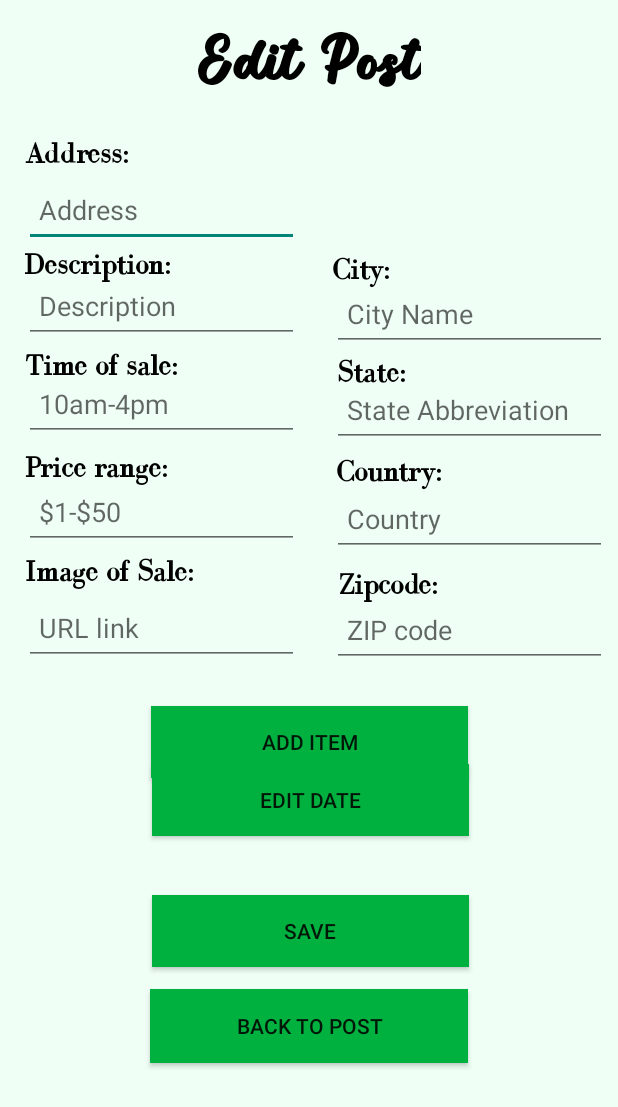
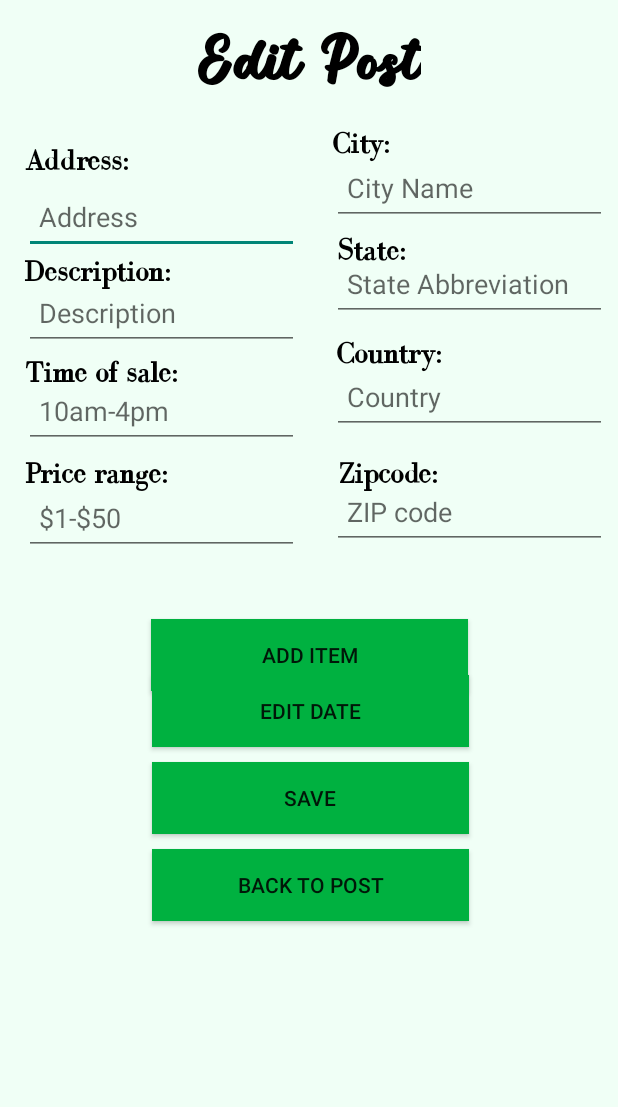
Before and after one commit to mbedford001/GarageSaleFinder-maria-topfork, an Android app: the EditPost screen opened directly, with no data from a screen before it, on a phone screen of 412 x 824 dp. Shown: the top 1107 px of the screen. Run offline under Robolectric (Android 15) with nearby library versions, the phone set to English and light mode, and no system bars; network calls fail.

Commit message:
changed edit and creat post pagess

```diff
--- a/app/src/main/res/layout/activity_createpost.xml
+++ b/app/src/main/res/layout/activity_createpost.xml
@@ -295,35 +295,6 @@
         app:layout_constraintStart_toStartOf="parent"
         app:layout_constraintTop_toTopOf="@+id/price" />
 
-    <TextView
-        android:id="@+id/image"
-        android:layout_width="wrap_content"
-        android:layout_height="50dp"
-        android:fontFamily="@font/bodoni"
-        android:text="Image of Sale:"
-        android:textColor="@color/black"
-        android:textSize="20dp"
-        android:textStyle="bold"
-        app:layout_constraintBottom_toBottomOf="parent"
-        app:layout_constraintHorizontal_bias="0.057"
-        app:layout_constraintLeft_toLeftOf="parent"
-        app:layout_constraintRight_toRightOf="parent"
-        app:layout_constraintTop_toBottomOf="@id/price"
-        app:layout_constraintVertical_bias="0.046" />
-
-    <EditText
-        android:id="@+id/inputImage"
-        android:layout_width="183dp"
-        android:layout_height="50dp"
-        android:layout_marginTop="24dp"
-        android:ems="10"
-        android:hint="URL link"
-        android:inputType="textPersonName"
-        android:padding="10dp"
-        app:layout_constraintEnd_toEndOf="parent"
-        app:layout_constraintHorizontal_bias="0.07"
-        app:layout_constraintStart_toStartOf="parent"
-        app:layout_constraintTop_toTopOf="@+id/image" />
 
     <Button
         android:id="@+id/btnCreate"
@@ -335,7 +306,7 @@
         android:background="@color/wales"
         android:onClick="moveToAddDates"
         android:text="Create"
-        app:layout_constraintBottom_toTopOf="@+id/image"
+        app:layout_constraintBottom_toTopOf="@+id/inputPrice"
         app:layout_constraintEnd_toEndOf="parent"
         app:layout_constraintHorizontal_bias="0.047"
         app:layout_constraintStart_toStartOf="parent"
--- a/app/src/main/res/layout/activity_edit_post.xml
+++ b/app/src/main/res/layout/activity_edit_post.xml
@@ -12,12 +12,12 @@
         android:layout_width="wrap_content"
         android:layout_height="wrap_content"
         android:layout_marginTop="16dp"
+        android:fontFamily="@font/roastedchicken1"
         android:text="Edit Post"
         android:textAllCaps="false"
+        android:textColor="@color/black"
         android:textSize="40sp"
         android:textStyle="bold"
-        android:fontFamily="@font/roastedchicken1"
-        android:textColor="@color/black"
         app:layout_constraintEnd_toEndOf="parent"
         app:layout_constraintStart_toStartOf="parent"
         app:layout_constraintTop_toTopOf="parent"
@@ -27,10 +27,11 @@
         android:id="@+id/location"
         android:layout_width="wrap_content"
         android:layout_height="50dp"
+        android:layout_marginTop="5dp"
+        android:fontFamily="@font/bodoni"
         android:text="Address:"
         android:textColor="@color/black"
         android:textSize="20dp"
-        android:fontFamily="@font/bodoni"
         android:textStyle="bold"
         app:layout_constraintBottom_toBottomOf="parent"
         app:layout_constraintHorizontal_bias="0.048"
@@ -58,16 +59,17 @@
         android:id="@+id/city"
         android:layout_width="wrap_content"
         android:layout_height="50dp"
+        android:layout_marginTop="53dp"
+        android:fontFamily="@font/bodoni"
         android:text="City:"
         android:textColor="@color/black"
         android:textSize="20dp"
-        android:fontFamily="@font/bodoni"
         android:textStyle="bold"
         app:layout_constraintBottom_toBottomOf="parent"
         app:layout_constraintHorizontal_bias="0.594"
         app:layout_constraintLeft_toLeftOf="parent"
         app:layout_constraintRight_toRightOf="parent"
-        app:layout_constraintTop_toBottomOf="@id/location"
+        app:layout_constraintTop_toTopOf="parent"
         app:layout_constraintVertical_bias="0.043" />
 
     <EditText
@@ -89,10 +91,10 @@
         android:id="@+id/state"
         android:layout_width="wrap_content"
         android:layout_height="50dp"
+        android:fontFamily="@font/bodoni"
         android:text="State:"
         android:textColor="@color/black"
         android:textSize="20dp"
-        android:fontFamily="@font/bodoni"
         android:textStyle="bold"
         app:layout_constraintBottom_toBottomOf="parent"
         app:layout_constraintHorizontal_bias="0.613"
@@ -119,10 +121,10 @@
         android:id="@+id/country"
         android:layout_width="wrap_content"
         android:layout_height="50dp"
+        android:fontFamily="@font/bodoni"
         android:text="Country:"
         android:textColor="@color/black"
         android:textSize="20dp"
-        android:fontFamily="@font/bodoni"
         android:textStyle="bold"
         app:layout_constraintBottom_toBottomOf="parent"
         app:layout_constraintHorizontal_bias="0.657"
@@ -149,10 +151,10 @@
         android:id="@+id/zipcode"
         android:layout_width="wrap_content"
         android:layout_height="50dp"
+        android:fontFamily="@font/bodoni"
         android:text="Zipcode:"
         android:textColor="@color/black"
         android:textSize="20dp"
-        android:fontFamily="@font/bodoni"
         android:textStyle="bold"
         app:layout_constraintBottom_toBottomOf="parent"
         app:layout_constraintHorizontal_bias="0.654"
@@ -179,10 +181,10 @@
         android:id="@+id/description"
         android:layout_width="wrap_content"
         android:layout_height="50dp"
+        android:fontFamily="@font/bodoni"
         android:text="Description:"
         android:textColor="@color/black"
         android:textSize="20dp"
-        android:fontFamily="@font/bodoni"
         android:textStyle="bold"
         app:layout_constraintBottom_toBottomOf="parent"
         app:layout_constraintHorizontal_bias="0.052"
@@ -209,10 +211,10 @@
         android:id="@+id/time"
         android:layout_width="wrap_content"
         android:layout_height="50dp"
+        android:fontFamily="@font/bodoni"
         android:text="Time of sale:"
         android:textColor="@color/black"
         android:textSize="20dp"
-        android:fontFamily="@font/bodoni"
         android:textStyle="bold"
         app:layout_constraintBottom_toBottomOf="parent"
         app:layout_constraintHorizontal_bias="0.054"
@@ -239,10 +241,10 @@
         android:id="@+id/price"
         android:layout_width="wrap_content"
         android:layout_height="50dp"
+        android:fontFamily="@font/bodoni"
         android:text="Price range:"
         android:textColor="@color/black"
         android:textSize="20dp"
-        android:fontFamily="@font/bodoni"
         android:textStyle="bold"
         app:layout_constraintBottom_toBottomOf="parent"
         app:layout_constraintHorizontal_bias="0.052"
@@ -265,48 +267,19 @@
         app:layout_constraintStart_toStartOf="parent"
         app:layout_constraintTop_toTopOf="@+id/price" />
 
-    <TextView
-        android:id="@+id/image"
-        android:layout_width="wrap_content"
-        android:layout_height="50dp"
-        android:text="Image of Sale:"
-        android:textColor="@color/black"
-        android:textSize="20dp"
-        android:fontFamily="@font/bodoni"
-        android:textStyle="bold"
-        app:layout_constraintBottom_toBottomOf="parent"
-        app:layout_constraintHorizontal_bias="0.056"
-        app:layout_constraintLeft_toLeftOf="parent"
-        app:layout_constraintRight_toRightOf="parent"
-        app:layout_constraintTop_toBottomOf="@id/price"
-        app:layout_constraintVertical_bias="0.045" />
-
-    <EditText
-        android:id="@+id/inputImage"
-        android:layout_width="183dp"
-        android:layout_height="50dp"
-        android:layout_marginTop="24dp"
-        android:ems="10"
-        android:hint="URL link"
-        android:inputType="textPersonName"
-        android:padding="10dp"
-        app:layout_constraintEnd_toEndOf="parent"
-        app:layout_constraintHorizontal_bias="0.07"
-        app:layout_constraintStart_toStartOf="parent"
-        app:layout_constraintTop_toTopOf="@+id/image" />
 
     <Button
         android:id="@+id/btnAddItem"
         android:layout_width="211dp"
         android:layout_height="wrap_content"
-        android:layout_marginBottom="-110dp"
+        android:layout_marginBottom="-2dp"
         android:background="@color/wales"
         android:text="Add Item"
         app:layout_constraintBottom_toBottomOf="parent"
         app:layout_constraintEnd_toEndOf="parent"
         app:layout_constraintStart_toStartOf="parent"
-        app:layout_constraintTop_toBottomOf="@+id/inputImage"
-        app:layout_constraintVertical_bias="0.062"
+        app:layout_constraintTop_toBottomOf="@+id/inputPrice"
+        app:layout_constraintVertical_bias="0.105"
         tools:ignore="MissingConstraints" />
 
     <Button
@@ -314,7 +287,7 @@
         android:layout_width="211dp"
         android:layout_height="wrap_content"
         android:layout_marginStart="101dp"
-        android:layout_marginTop="509dp"
+        android:layout_marginTop="450dp"
         android:background="@color/wales"
         android:text="Edit date"
         app:layout_constraintStart_toStartOf="parent"
@@ -324,33 +297,21 @@
         android:id="@+id/btnSave"
         android:layout_width="211dp"
         android:layout_height="wrap_content"
-        android:layout_marginStart="95dp"
-        android:layout_marginTop="576dp"
-        android:layout_marginBottom="-275dp"
         android:background="@color/wales"
         android:text="Save"
-        app:layout_constraintBottom_toTopOf="@+id/image"
-        app:layout_constraintEnd_toEndOf="parent"
-        app:layout_constraintHorizontal_bias="0.057"
-        app:layout_constraintStart_toStartOf="parent"
-        app:layout_constraintTop_toTopOf="parent"
-        app:layout_constraintVertical_bias="1.0"
+        android:layout_marginTop="10dp"
+        app:layout_constraintTop_toBottomOf="@+id/btnEditDate"
+        app:layout_constraintLeft_toLeftOf="@+id/btnEditDate"
         tools:ignore="MissingConstraints" />
 
     <Button
         android:id="@+id/button"
-        android:layout_width="212dp"
-        android:layout_height="49dp"
-        android:layout_marginStart="94dp"
-        android:layout_marginTop="635dp"
-        android:layout_marginEnd="99dp"
+        android:layout_width="211dp"
+        android:layout_height="wrap_content"
         android:background="@color/wales"
-        android:text="Back to Post"
-        app:layout_constraintBottom_toBottomOf="parent"
-        app:layout_constraintEnd_toEndOf="parent"
-        app:layout_constraintHorizontal_bias="0.92"
-        app:layout_constraintStart_toStartOf="parent"
-        app:layout_constraintTop_toTopOf="parent"
-        app:layout_constraintVertical_bias="0.17" />
+        android:text="Back To Post"
+        android:layout_marginTop="10dp"
+        app:layout_constraintTop_toBottomOf="@+id/btnSave"
+        app:layout_constraintLeft_toLeftOf="@+id/btnSave" />
 
 </androidx.constraintlayout.widget.ConstraintLayout>
```
